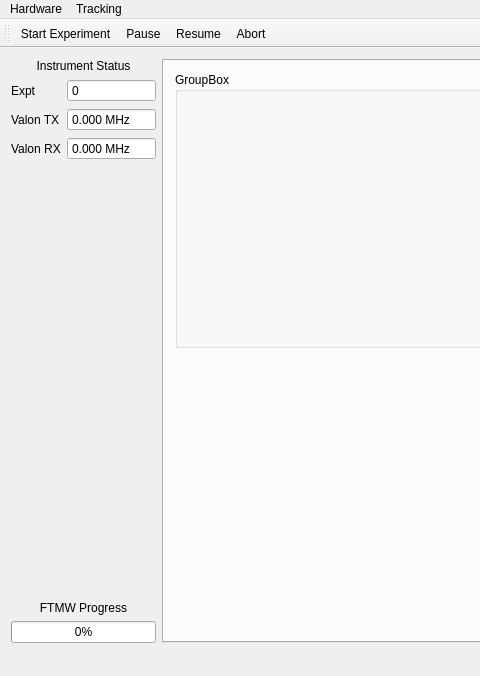
Above: mainwindow.ui from kncrabtree/blackchirp before the change; both pictures show x 0 to 480 and y 0 to 676 of the 1168 by 676 pixel window. Below: the same form after it.
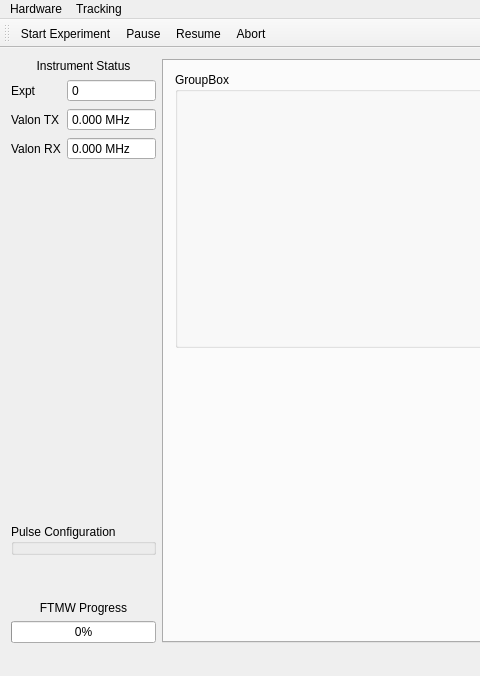
That is the form after the change. Custom widgets are drawn as their Qt base class.

Commit message: Added LEDs for pulse settings.

The edit to the form file:
```diff
--- a/mainwindow.ui
+++ b/mainwindow.ui
@@ -16,7 +16,7 @@
   <widget class="QWidget" name="centralWidget">
    <layout class="QHBoxLayout" name="horizontalLayout" stretch="0,1">
     <item>
-     <layout class="QVBoxLayout" name="verticalLayout" stretch="0,1,0,0,0">
+     <layout class="QVBoxLayout" name="verticalLayout" stretch="0,1,0,0,0,0">
       <item>
        <widget class="QLabel" name="label">
         <property name="text">
@@ -112,6 +112,13 @@
         </item>
        </layout>
       </item>
+      <item>
+       <widget class="QGroupBox" name="pulseConfigBox">
+        <property name="title">
+         <string>Pulse Configuration</string>
+        </property>
+       </widget>
+      </item>
       <item>
        <spacer name="verticalSpacer">
         <property name="orientation">
```
The commit also changes 10 other files.
